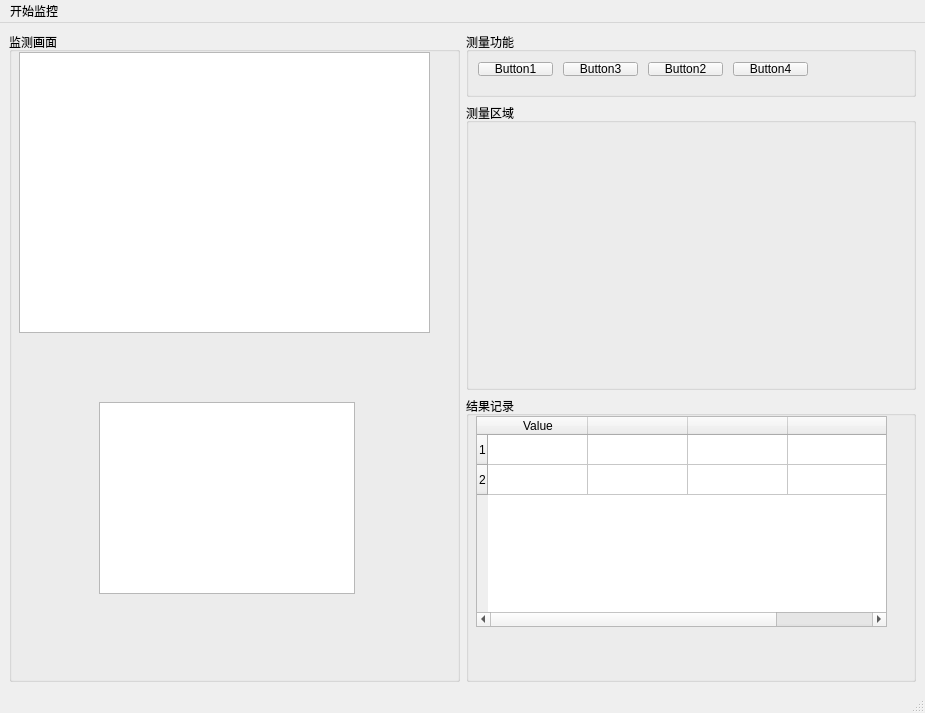
Bymas1997/pywindow, file main.ui: the form before one commit.
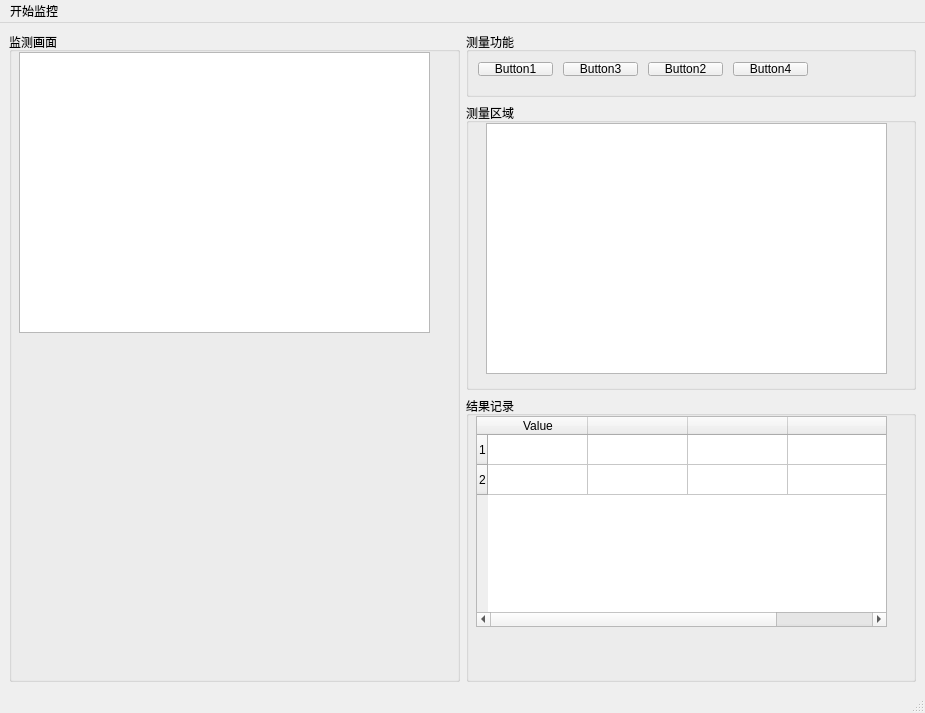
The form after the commit.

Diff of the .ui file:
```diff
--- a/main.ui
+++ b/main.ui
@@ -50,16 +50,6 @@
           </brush>
          </property>
         </widget>
-        <widget class="QGraphicsView" name="graphicsView_2">
-         <property name="geometry">
-          <rect>
-           <x>90</x>
-           <y>370</y>
-           <width>256</width>
-           <height>192</height>
-          </rect>
-         </property>
-        </widget>
        </widget>
       </item>
       <item>
@@ -145,6 +135,16 @@
           <property name="title">
            <string>测量区域</string>
           </property>
+          <widget class="QGraphicsView" name="graphicsView_2">
+           <property name="geometry">
+            <rect>
+             <x>20</x>
+             <y>20</y>
+             <width>401</width>
+             <height>251</height>
+            </rect>
+           </property>
+          </widget>
          </widget>
         </item>
         <item>
```
